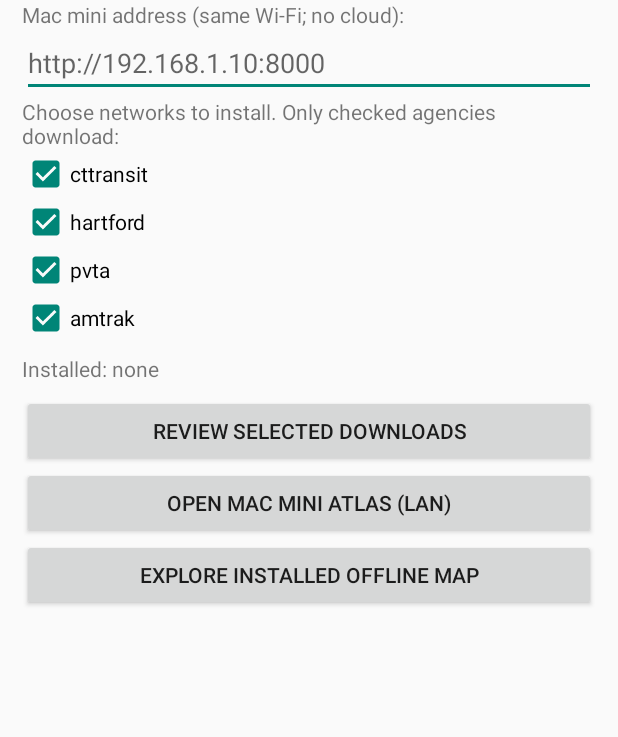
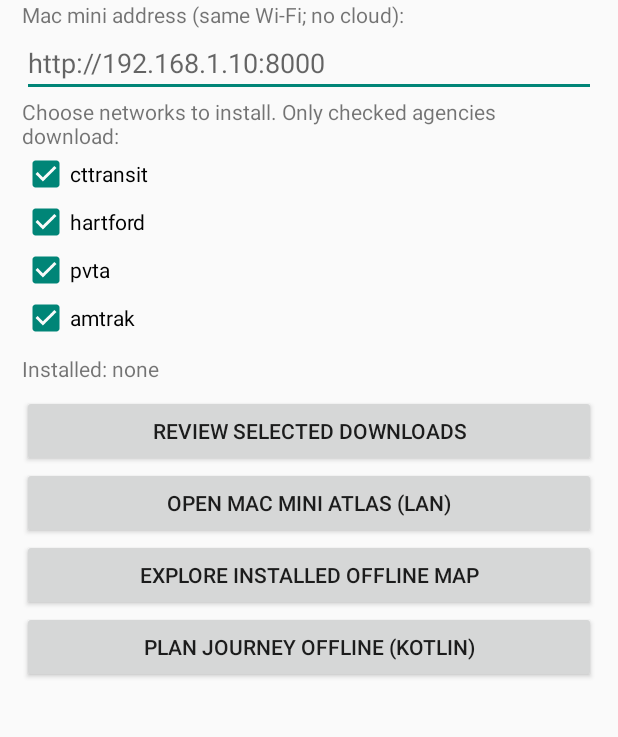
Before and after one commit to softnessasastrength/transfer-issues, an Android app: the screen it shows after launch (MainActivity), on a phone screen of 412 x 824 dp, the part 74-811 px from its top. Run offline under Robolectric (Android 15) with nearby library versions, the phone set to English and light mode, and no system bars.

Commit message:
Wire native offline planner into Android launcher and manifest

```diff
--- a/android/app/src/main/java/org/southernnewengland/transitatlas/MainActivity.kt
+++ b/android/app/src/main/java/org/southernnewengland/transitatlas/MainActivity.kt
@@ -52,6 +52,7 @@ class MainActivity : Activity() {
         val browser = Button(this).apply { text = "Open Mac mini atlas (LAN)" }
         val offline = Button(this).apply { text = "Explore installed offline map" }
         outer.addView(download); outer.addView(browser); outer.addView(offline)
+        outer.addView(Button(this).apply { text = "Plan journey offline (Kotlin)"; setOnClickListener { startActivity(Intent(this@MainActivity, OfflinePlannerActivity::class.java)) } })
         setContentView(ScrollView(this).apply { addView(outer) })
         status.text = installedSummary()
         download.setOnClickListener { review() }
```
